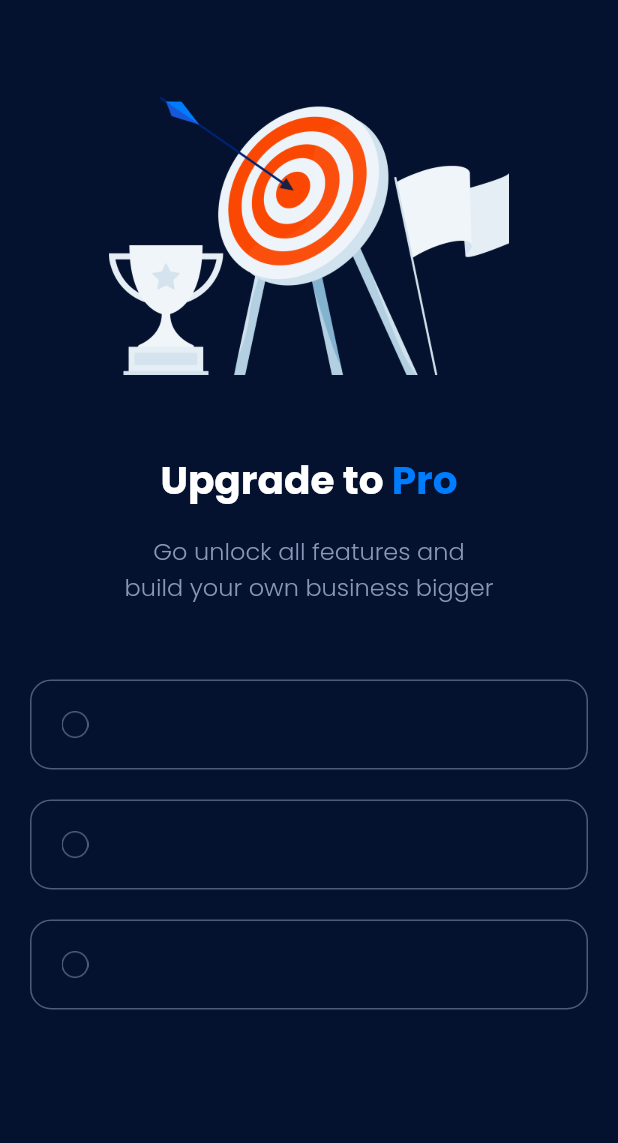
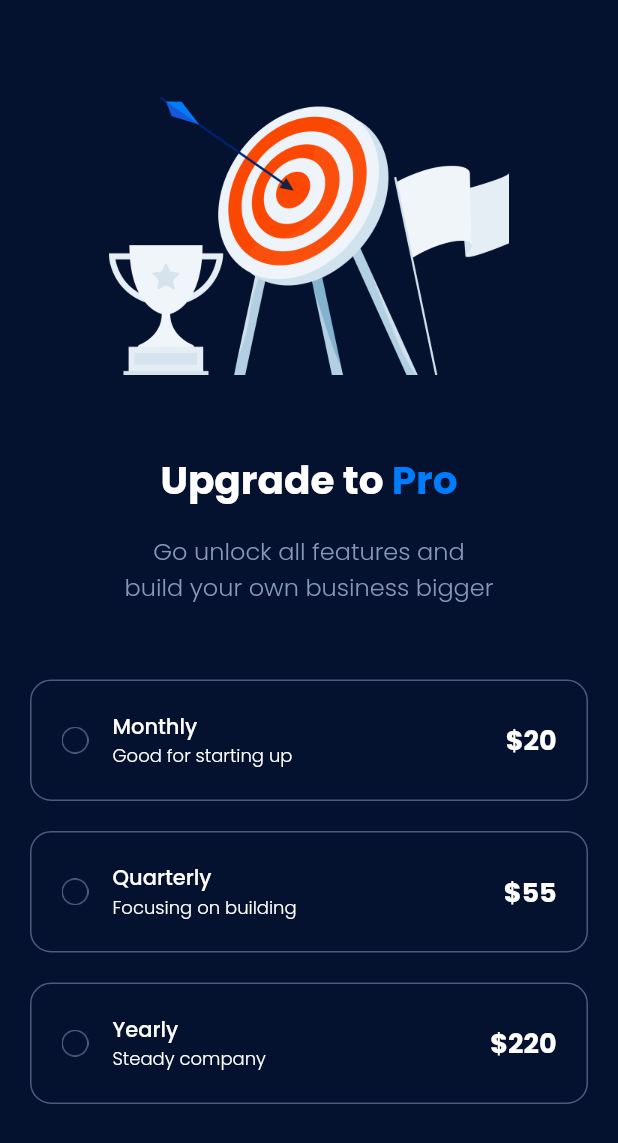
Before and after one commit to RidhaAF/payment_app, a Flutter app: the screen it shows after launch, on a phone screen of 412 x 824 dp. Shown: the top 1143 px of the screen. Run offline on Flutter 3.47's test engine with Material 2 defaults, Android fonts, the phone set to English and light mode, and no system bars; our stand-ins replace google_fonts.

Commit message:
Update Widget Option

```diff
--- a/lib/main.dart
+++ b/lib/main.dart
@@ -65,7 +65,7 @@ class _MyAppState extends State<MyApp> {
       );
     }
 
-    Widget option(int index) {
+    Widget option(int index, String title, String subtitle, String price) {
       return GestureDetector(
         onTap: () {
           setState(() {
@@ -88,9 +88,36 @@ class _MyAppState extends State<MyApp> {
           ),
           child: Row(
             children: [
-              Image.asset(
-                'assets/check.png',
-                width: 18,
+              selectedIndex == index
+                  ? Image.asset(
+                      'assets/check_two.png',
+                      width: 18,
+                    )
+                  : Image.asset(
+                      'assets/check.png',
+                      width: 18,
+                    ),
+              SizedBox(
+                width: 16,
+              ),
+              Expanded(
+                child: Column(
+                  crossAxisAlignment: CrossAxisAlignment.start,
+                  children: [
+                    Text(
+                      title,
+                      style: planTextStyle,
+                    ),
+                    Text(
+                      subtitle,
+                      style: optionTextStyle,
+                    ),
+                  ],
+                ),
+              ),
+              Text(
+                price,
+                style: priceTextStyle,
               ),
             ],
           ),
@@ -105,9 +132,9 @@ class _MyAppState extends State<MyApp> {
         body: Column(
           children: [
             header(),
-            option(0),
-            option(1),
-            option(2),
+            option(0, 'Monthly', 'Good for starting up', '\$20'),
+            option(1, 'Quarterly', 'Focusing on building', '\$55'),
+            option(2, 'Yearly', 'Steady company', '\$220'),
           ],
         ),
       ),
```
